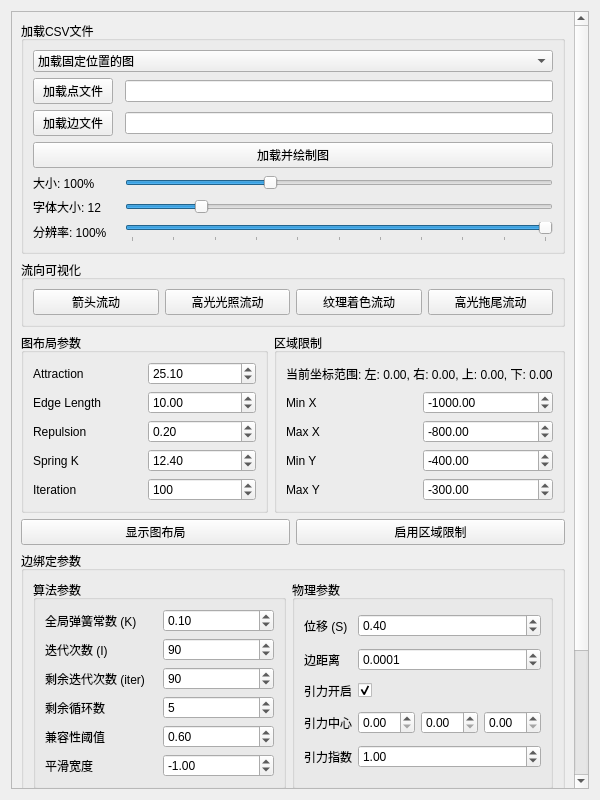
Above: vis4earth/graph_viser/graph_layout.ui from junjiangyue/vis-on-earth-qt-osg before the change. Below: the same form after it.
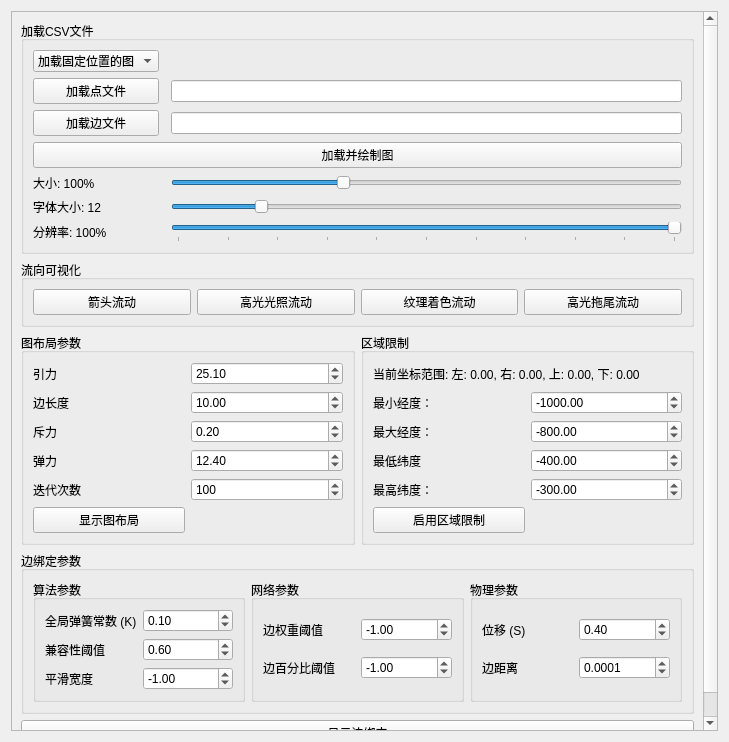
That is the form after the change.

Patch:
```diff
--- a/vis4earth/graph_viser/graph_layout.ui
+++ b/vis4earth/graph_viser/graph_layout.ui
@@ -6,8 +6,8 @@
       <rect>
         <x>0</x>
         <y>0</y>
-        <width>600</width>
-        <height>800</height>
+    <width>729</width>
+    <height>742</height>
       </rect>
     </property>
     <property name="windowTitle">
@@ -27,8 +27,8 @@
               <rect>
                 <x>0</x>
                 <y>0</y>
-                <width>580</width>
-                <height>780</height>
+        <width>709</width>
+        <height>722</height>
               </rect>
             </property>
             <layout class="QVBoxLayout" name="verticalLayout_2">
@@ -38,56 +38,74 @@
                     <string>加载CSV文件</string>
                   </property>
                   <layout class="QGridLayout" name="gridLayoutLoadCSV">
-                    <!-- 新增的下拉框，放在第0行 -->
-                    <item row="0" column="0" colspan="3">
-                      <widget class="QComboBox" name="comboBoxGraphType">
-                        <item>
-                          <property name="text">
-                            <string>加载固定位置的图</string>
-                          </property>
-                        </item>
-                        <item>
-                          <property name="text">
-                            <string>无固定位置的图</string>
-                          </property>
-                        </item>
-                      </widget>
-                    </item>
-                    <item row="3" column="0" colspan="3">
-                      <widget class="QPushButton" name="loadAndDrawGraphButton">
-                        <property name="text">
-                          <string>加载并绘制图</string>
-                        </property>
-                      </widget>
-                    </item>
-                    <item row="2" column="2">
-                      <widget class="QLineEdit" name="edgesFilePath"/>
-                    </item>
-                    <item row="2" column="0">
+          <item row="7" column="2">
+           <widget class="QSlider" name="resolutionSlider">
+            <property name="minimum">
+             <number>0</number>
+            </property>
+            <property name="maximum">
+             <number>10</number>
+            </property>
+            <property name="value">
+             <number>10</number>
+            </property>
+            <property name="orientation">
+             <enum>Qt::Horizontal</enum>
+            </property>
+            <property name="tickPosition">
+             <enum>QSlider::TicksBelow</enum>
+            </property>
+            <property name="tickInterval">
+             <number>1</number>
+            </property>
+           </widget>
+          </item>
+          <item row="3" column="0">
                       <widget class="QPushButton" name="loadEdgesButton">
                         <property name="text">
                           <string>加载边文件</string>
                         </property>
                       </widget>
                     </item>
-                    <item row="1" column="2">
+          <item row="6" column="0">
+           <widget class="QLabel" name="fontSizeLabel">
+            <property name="text">
+             <string>字体大小: 12</string>
+            </property>
+           </widget>
+          </item>
+          <item row="5" column="0">
+           <widget class="QLabel" name="sizeLabel">
+            <property name="text">
+             <string>大小: 100%</string>
+            </property>
+           </widget>
+          </item>
+          <item row="2" column="2">
                       <widget class="QLineEdit" name="pointsFilePath"/>
                     </item>
-                    <item row="1" column="0">
+          <item row="0" column="0">
+           <widget class="QComboBox" name="comboBoxGraphType">
+            <item>
+             <property name="text">
+              <string>加载固定位置的图</string>
+             </property>
+            </item>
+            <item>
+             <property name="text">
+              <string>无固定位置的图</string>
+             </property>
+            </item>
+           </widget>
+          </item>
+          <item row="2" column="0">
                       <widget class="QPushButton" name="loadPointsButton">
                         <property name="text">
                           <string>加载点文件</string>
                         </property>
                       </widget>
                     </item>
-                    <item row="4" column="0">
-                      <widget class="QLabel" name="sizeLabel">
-                        <property name="text">
-                          <string>大小: 100%</string>
-                        </property>
-                      </widget>
-                    </item>
-                    <item row="4" column="2">
+          <item row="5" column="2">
                       <widget class="QSlider" name="sizeSlider">
                         <property name="minimum">
                           <number>50</number>
@@ -103,14 +121,14 @@
                         </property>
                       </widget>
                     </item>
-                    <item row="5" column="0">
-                      <widget class="QLabel" name="fontSizeLabel">
+          <item row="7" column="0">
+           <widget class="QLabel" name="resolutionLabel">
                         <property name="text">
-                          <string>字体大小: 12</string>
+             <string>分辨率: 100%</string>
                         </property>
                       </widget>
                     </item>
-                    <item row="5" column="2">
+          <item row="6" column="2">
                       <widget class="QSlider" name="fontSizeSlider">
                         <property name="minimum">
                           <number>8</number>
@@ -126,41 +144,19 @@
                         </property>
                       </widget>
                     </item>
-                    <!-- 新增的分辨率滑块 -->
-                    <item row="6" column="0">
-                      <widget class="QLabel" name="resolutionLabel">
+          <item row="3" column="2">
+           <widget class="QLineEdit" name="edgesFilePath"/>
+          </item>
+          <item row="4" column="0" colspan="3">
+           <widget class="QPushButton" name="loadAndDrawGraphButton">
                         <property name="text">
-                          <string>分辨率: 100%</string>
-                        </property>
-                      </widget>
-                    </item>
-                    <item row="6" column="2">
-                      <widget class="QSlider" name="resolutionSlider">
-                        <property name="minimum">
-                          <number>0</number>
-                        </property>
-                        <property name="maximum">
-                          <number>10</number>
-                        </property>
-                        <property name="value">
-                          <number>10</number>
-                          <!-- 默认显示最详细的图，即100%分辨率 -->
-                        </property>
-                        <property name="orientation">
-                          <enum>Qt::Horizontal</enum>
-                        </property>
-                        <property name="tickInterval">
-                          <number>1</number>
-                        </property>
-                        <property name="tickPosition">
-                          <enum>QSlider::TicksBelow</enum>
+             <string>加载并绘制图</string>
                         </property>
                       </widget>
                     </item>
                   </layout>
                 </widget>
               </item>
-              <!-- New Flow Visualization Group Box -->
               <item>
                 <widget class="QGroupBox" name="groupBoxFlowVisualization">
                   <property name="title">
@@ -198,7 +194,6 @@
                   </layout>
                 </widget>
               </item>
-
               <item>
                 <layout class="QHBoxLayout" name="horizontalLayout">
                   <item>
@@ -207,64 +202,6 @@
                         <string>图布局参数</string>
                       </property>
                       <layout class="QGridLayout" name="gridLayout">
-                        <item row="0" column="0">
-                          <widget class="QLabel" name="labelAttraction">
-                            <property name="text">
-                              <string>Attraction</string>
-                            </property>
-                          </widget>
-                        </item>
-                        <item row="0" column="1">
-                          <widget class="QDoubleSpinBox" name="spinBoxAttraction">
-                            <property name="minimum">
-                              <double>-100.000000000000000</double>
-                            </property>
-                            <property name="value">
-                              <double>25.100000000000001</double>
-                            </property>
-                          </widget>
-                        </item>
-                        <item row="1" column="0">
-                          <widget class="QLabel" name="labelEdgeLength">
-                            <property name="text">
-                              <string>Edge Length</string>
-                            </property>
-                          </widget>
-                        </item>
-                        <item row="1" column="1">
-                          <widget class="QDoubleSpinBox" name="spinBoxEdgeLength">
-                            <property name="minimum">
-                              <double>-100.000000000000000</double>
-                            </property>
-                            <property name="value">
-                              <double>10.000000000000000</double>
-                            </property>
-                          </widget>
-                        </item>
-                        <item row="2" column="0">
-                          <widget class="QLabel" name="labelRepulsion">
-                            <property name="text">
-                              <string>Repulsion</string>
-                            </property>
-                          </widget>
-                        </item>
-                        <item row="2" column="1">
-                          <widget class="QDoubleSpinBox" name="spinBoxRepulsion">
-                            <property name="minimum">
-                              <double>-100.000000000000000</double>
-                            </property>
-                            <property name="value">
-                              <double>0.200000000000000</double>
-                            </property>
-                          </widget>
-                        </item>
-                        <item row="3" column="0">
-                          <widget class="QLabel" name="labelSpringK">
-                            <property name="text">
-                              <string>Spring K</string>
-                            </property>
-                          </widget>
-                        </item>
                         <item row="3" column="1">
                           <widget class="QDoubleSpinBox" name="spinBoxSpringK">
                             <property name="minimum">
@@ -275,10 +212,55 @@
                             </property>
                           </widget>
                         </item>
+            <item row="1" column="0">
+             <widget class="QLabel" name="labelEdgeLength">
+              <property name="text">
+               <string>边长度</string>
+              </property>
+             </widget>
+            </item>
+            <item row="2" column="0">
+             <widget class="QLabel" name="labelRepulsion">
+              <property name="text">
+               <string>斥力</string>
+              </property>
+             </widget>
+            </item>
                         <item row="4" column="0">
                           <widget class="QLabel" name="labelIteration">
                             <property name="text">
-                              <string>Iteration</string>
+               <string>迭代次数</string>
+              </property>
+             </widget>
+            </item>
+            <item row="0" column="1">
+             <widget class="QDoubleSpinBox" name="spinBoxAttraction">
+              <property name="minimum">
+               <double>-100.000000000000000</double>
+              </property>
+              <property name="value">
+               <double>25.100000000000001</double>
+              </property>
+             </widget>
+            </item>
+            <item row="0" column="0">
+             <widget class="QLabel" name="labelAttraction">
+              <property name="text">
+               <string>引力</string>
+              </property>
+             </widget>
+            </item>
+            <item row="3" column="0">
+             <widget class="QLabel" name="labelSpringK">
+              <property name="text">
+               <string>弹力</string>
+              </property>
+             </widget>
+            </item>
+            <item row="5" column="0">
+             <widget class="QPushButton" name="showGraphLayoutButton">
+              <property name="text">
+               <string>显示图布局</string>
                             </property>
                           </widget>
                         </item>
@@ -292,6 +274,26 @@
                             </property>
                           </widget>
                         </item>
+            <item row="2" column="1">
+             <widget class="QDoubleSpinBox" name="spinBoxRepulsion">
+              <property name="minimum">
+               <double>-100.000000000000000</double>
+              </property>
+              <property name="value">
+               <double>0.200000000000000</double>
+              </property>
+             </widget>
+            </item>
+            <item row="1" column="1">
+             <widget class="QDoubleSpinBox" name="spinBoxEdgeLength">
+              <property name="minimum">
+               <double>-100.000000000000000</double>
+              </property>
+              <property name="value">
+               <double>10.000000000000000</double>
+              </property>
+             </widget>
+            </item>
                       </layout>
                     </widget>
                   </item>
@@ -301,30 +303,37 @@
                         <string>区域限制</string>
                       </property>
                       <layout class="QGridLayout" name="gridLayoutRegion">
-                        <item row="3" column="1">
-                          <widget class="QDoubleSpinBox" name="spinBoxMinX">
-                            <property name="minimum">
-                              <double>-10000.000000000000000</double>
-                            </property>
-                            <property name="maximum">
-                              <double>10000.000000000000000</double>
-                            </property>
-                            <property name="value">
-                              <double>-1000.0</double>
-                            </property>
-                          </widget>
-                        </item>
-                        <item row="5" column="0">
-                          <widget class="QLabel" name="labelMinY">
-                            <property name="text">
-                              <string>Min Y</string>
-                            </property>
-                          </widget>
-                        </item>
                         <item row="4" column="0">
                           <widget class="QLabel" name="labelMaxX">
                             <property name="text">
-                              <string>Max X</string>
+               <string>最大经度：</string>
+              </property>
+             </widget>
+            </item>
+            <item row="6" column="0">
+             <widget class="QLabel" name="labelMaxY">
+              <property name="text">
+               <string>最高纬度：</string>
+              </property>
+             </widget>
+            </item>
+            <item row="5" column="0">
+             <widget class="QLabel" name="labelMinY">
+              <property name="text">
+               <string>最低纬度</string>
+              </property>
+             </widget>
+            </item>
+            <item row="5" column="1">
+             <widget class="QDoubleSpinBox" name="spinBoxMinY">
+              <property name="minimum">
+               <double>-10000.000000000000000</double>
+              </property>
+              <property name="maximum">
+               <double>10000.989999999999782</double>
+              </property>
+              <property name="value">
+               <double>-400.000000000000000</double>
                             </property>
                           </widget>
                         </item>
@@ -357,52 +366,31 @@
                               <double>9999.000000000000000</double>
                             </property>
                             <property name="value">
-                              <double>-800.0</double>
+               <double>-800.000000000000000</double>
                             </property>
                           </widget>
                         </item>
-                        <item row="5" column="1">
-                          <widget class="QDoubleSpinBox" name="spinBoxMinY">
+            <item row="3" column="1">
+             <widget class="QDoubleSpinBox" name="spinBoxMinX">
                             <property name="minimum">
                               <double>-10000.000000000000000</double>
                             </property>
                             <property name="maximum">
-                              <double>10000.989999999999782</double>
+               <double>10000.000000000000000</double>
                             </property>
                             <property name="value">
-                              <double>-400.0</double>
-                            </property>
-                          </widget>
-                        </item>
-                        <item row="6" column="0">
-                          <widget class="QLabel" name="labelMaxY">
-                            <property name="text">
-                              <string>Max Y</string>
+               <double>-1000.000000000000000</double>
                             </property>
                           </widget>
                         </item>
                         <item row="3" column="0">
                           <widget class="QLabel" name="labelMinX">
                             <property name="text">
-                              <string>Min X</string>
+               <string>最小经度：</string>
                             </property>
                           </widget>
                         </item>
-                      </layout>
-                    </widget>
-                  </item>
-                </layout>
-              </item>
-              <item>
-                <layout class="QHBoxLayout" name="horizontalLayoutButtons">
-                  <item>
-                    <widget class="QPushButton" name="showGraphLayoutButton">
-                      <property name="text">
-                        <string>显示图布局</string>
-                      </property>
-                    </widget>
-                  </item>
-                  <item>
+            <item row="7" column="0">
                     <widget class="QPushButton" name="regionRestrictionButton">
                       <property name="text">
                         <string>启用区域限制</string>
@@ -410,6 +398,9 @@
                     </widget>
                   </item>
                 </layout>
+          </widget>
+         </item>
+        </layout>
               </item>
               <item>
                 <widget class="QGroupBox" name="groupBoxEdgeBundlingParams">
@@ -434,77 +425,35 @@
                                       </property>
                                     </widget>
                                   </item>
-                                  <item row="0" column="1">
-                                    <widget class="QDoubleSpinBox" name="spinBoxGlobalSpringConstant">
-                                      <property name="value">
-                                        <double>0.100000000000000</double>
-                                      </property>
-                                    </widget>
-                                  </item>
                                   <item row="1" column="0">
-                                    <widget class="QLabel" name="labelNumberOfIterations">
-                                      <property name="text">
-                                        <string>迭代次数 (I)</string>
-                                      </property>
-                                    </widget>
-                                  </item>
-                                  <item row="1" column="1">
-                                    <widget class="QSpinBox" name="spinBoxNumberOfIterations">
-                                      <property name="value">
-                                        <number>90</number>
-                                      </property>
-                                    </widget>
-                                  </item>
-                                  <item row="2" column="0">
-                                    <widget class="QLabel" name="labelRemainingIterations">
-                                      <property name="text">
-                                        <string>剩余迭代次数 (iter)</string>
-                                      </property>
-                                    </widget>
-                                  </item>
-                                  <item row="2" column="1">
-                                    <widget class="QSpinBox" name="spinBoxRemainingIterations">
-                                      <property name="value">
-                                        <number>90</number>
-                                      </property>
-                                    </widget>
-                                  </item>
-                                  <item row="3" column="0">
-                                    <widget class="QLabel" name="labelCyclesLeft">
-                                      <property name="text">
-                                        <string>剩余循环数</string>
-                                      </property>
-                                    </widget>
-                                  </item>
-                                  <item row="3" column="1">
-                                    <widget class="QSpinBox" name="spinBoxCyclesLeft">
-                                      <property name="value">
-                                        <number>5</number>
-                                      </property>
-                                    </widget>
-                                  </item>
-                                  <item row="4" column="0">
                                     <widget class="QLabel" name="labelCompatibilityThreshold">
                                       <property name="text">
                                         <string>兼容性阈值</string>
                                       </property>
                                     </widget>
                                   </item>
-                                  <item row="4" column="1">
+                 <item row="1" column="1">
                                     <widget class="QDoubleSpinBox" name="spinBoxCompatibilityThreshold">
                                       <property name="value">
                                         <double>0.600000000000000</double>
                                       </property>
                                     </widget>
                                   </item>
-                                  <item row="5" column="0">
+                 <item row="2" column="0">
                                     <widget class="QLabel" name="labelSmoothWidth">
                                       <property name="text">
                                         <string>平滑宽度</string>
                                       </property>
                                     </widget>
                                   </item>
-                                  <item row="5" column="1">
+                 <item row="0" column="1">
+                  <widget class="QDoubleSpinBox" name="spinBoxGlobalSpringConstant">
+                   <property name="value">
+                    <double>0.100000000000000</double>
+                   </property>
+                  </widget>
+                 </item>
+                 <item row="2" column="1">
                                     <widget class="QDoubleSpinBox" name="spinBoxSmoothWidth">
                                       <property name="minimum">
                                         <double>-100.000000000000000</double>
@@ -517,29 +466,55 @@
                                 </layout>
                               </widget>
                             </item>
+              <item>
+               <widget class="QGroupBox" name="groupBoxNetworkParams">
+                <property name="title">
+                 <string>网络参数</string>
+                </property>
+                <layout class="QGridLayout" name="gridLayoutNetwork">
+                 <item row="0" column="1">
+                  <widget class="QDoubleSpinBox" name="spinBoxEdgeWeightThreshold">
+                   <property name="minimum">
+                    <double>-100.000000000000000</double>
+                   </property>
+                   <property name="value">
+                    <double>-1.000000000000000</double>
+                   </property>
+                  </widget>
+                 </item>
+                 <item row="1" column="1">
+                  <widget class="QDoubleSpinBox" name="spinBoxEdgePercentageThreshold">
+                   <property name="minimum">
+                    <double>-100.000000000000000</double>
+                   </property>
+                   <property name="value">
+                    <double>-1.000000000000000</double>
+                   </property>
+                  </widget>
+                 </item>
+                 <item row="0" column="0">
+                  <widget class="QLabel" name="labelEdgeWeightThreshold">
+                   <property name="text">
+                    <string>边权重阈值</string>
+                   </property>
+                  </widget>
+                 </item>
+                 <item row="1" column="0">
+                  <widget class="QLabel" name="labelEdgePercentageThreshold">
+                   <property name="text">
+                    <string>边百分比阈值</string>
+                   </property>
+                  </widget>
+                 </item>
+                </layout>
+               </widget>
+              </item>
                             <item>
                               <widget class="QGroupBox" name="groupBoxPhysicalParams">
                                 <property name="title">
                                   <string>物理参数</string>
                                 </property>
                                 <layout class="QGridLayout" name="gridLayoutPhysical">
-                                  <item row="0" column="0">
-                                    <widget class="QLabel" name="labelDisplacement">
-                                      <property name="text">
-                                        <string>位移 (S)</string>
-                                      </property>
-                                    </widget>
-                                  </item>
-                                  <item row="0" column="1">
-                                    <widget class="QDoubleSpinBox" name="spinBoxDisplacement">
-                                      <property name="decimals">
-                                        <number>2</number>
-                                      </property>
-                                      <property name="value">
-                                        <double>0.400000000000000</double>
-                                      </property>
-                                    </widget>
-                                  </item>
                                   <item row="1" column="0">
                                     <widget class="QLabel" name="labelEdgeDistance">
                                       <property name="text">
@@ -557,101 +532,27 @@
                                       </property>
                                     </widget>
                                   </item>
-                                  <item row="2" column="0">
-                                    <widget class="QLabel" name="labelGravitationIsOn">
-                                      <property name="text">
-                                        <string>引力开启</string>
-                                      </property>
-                                    </widget>
-                                  </item>
-                                  <item row="2" column="1">
-                                    <widget class="QCheckBox" name="checkBoxGravitationIsOn">
-                                      <property name="checked">
-                                        <bool>true</bool>
-                                      </property>
-                                    </widget>
-                                  </item>
-                                  <item row="3" column="0">
-                                    <widget class="QLabel" name="labelGravitationCenter">
-                                      <property name="text">
-                                        <string>引力中心</string>
-                                      </property>
-                                    </widget>
-                                  </item>
-                                  <item row="3" column="1">
-                                    <layout class="QHBoxLayout" name="spinBoxGravitationCenterSet">
-                                      <item>
-                                        <widget class="QDoubleSpinBox" name="spinBoxGravitationCenterX"/>
-                                      </item>
-                                      <item>
-                                        <widget class="QDoubleSpinBox" name="spinBoxGravitationCenterY"/>
-                                      </item>
-                                      <item>
-                                        <widget class="QDoubleSpinBox" name="spinBoxGravitationCenterZ"/>
-                                      </item>
-                                    </layout>
-                                  </item>
-                                  <item row="4" column="0">
-                                    <widget class="QLabel" name="labelGravitationExponent">
-                                      <property name="text">
-                                        <string>引力指数</string>
-                                      </property>
-                                    </widget>
-                                  </item>
-                                  <item row="4" column="1">
-                                    <widget class="QDoubleSpinBox" name="spinBoxGravitationExponent">
-                                      <property name="value">
-                                        <double>1.000000000000000</double>
-                                      </property>
-                                    </widget>
-                                  </item>
-                                </layout>
-                              </widget>
-                            </item>
-                          </layout>
-                        </item>
-                        <item>
-                          <widget class="QGroupBox" name="groupBoxNetworkParams">
-                            <property name="title">
-                              <string>网络参数</string>
-                            </property>
-                            <layout class="QGridLayout" name="gridLayoutNetwork">
                               <item row="0" column="0">
-                                <widget class="QLabel" name="labelEdgeWeightThreshold">
+                  <widget class="QLabel" name="labelDisplacement">
                                   <property name="text">
-                                    <string>边权重阈值</string>
+                    <string>位移 (S)</string>
                                   </property>
                                 </widget>
                               </item>
                               <item row="0" column="1">
-                                <widget class="QDoubleSpinBox" name="spinBoxEdgeWeightThreshold">
-                                  <property name="minimum">
-                                    <double>-100.000000000000000</double>
+                  <widget class="QDoubleSpinBox" name="spinBoxDisplacement">
+                   <property name="decimals">
+                    <number>2</number>
                                   </property>
                                   <property name="value">
-                                    <double>-1.000000000000000</double>
+                    <double>0.400000000000000</double>
                                   </property>
                                 </widget>
                               </item>
-                              <item row="1" column="0">
-                                <widget class="QLabel" name="labelEdgePercentageThreshold">
-                                  <property name="text">
-                                    <string>边百分比阈值</string>
-                                  </property>
-                                </widget>
-                              </item>
-                              <item row="1" column="1">
-                                <widget class="QDoubleSpinBox" name="spinBoxEdgePercentageThreshold">
-                                  <property name="minimum">
-                                    <double>-100.000000000000000</double>
-                                  </property>
-                                  <property name="value">
-                                    <double>-1.000000000000000</double>
-                                  </property>
-                                </widget>
-                              </item>
-                            </layout>
-                          </widget>
+                </layout>
+               </widget>
+              </item>
+             </layout>
                         </item>
                       </layout>
                     </item>
```
Lines whose indentation alone changed are shown as unchanged.
